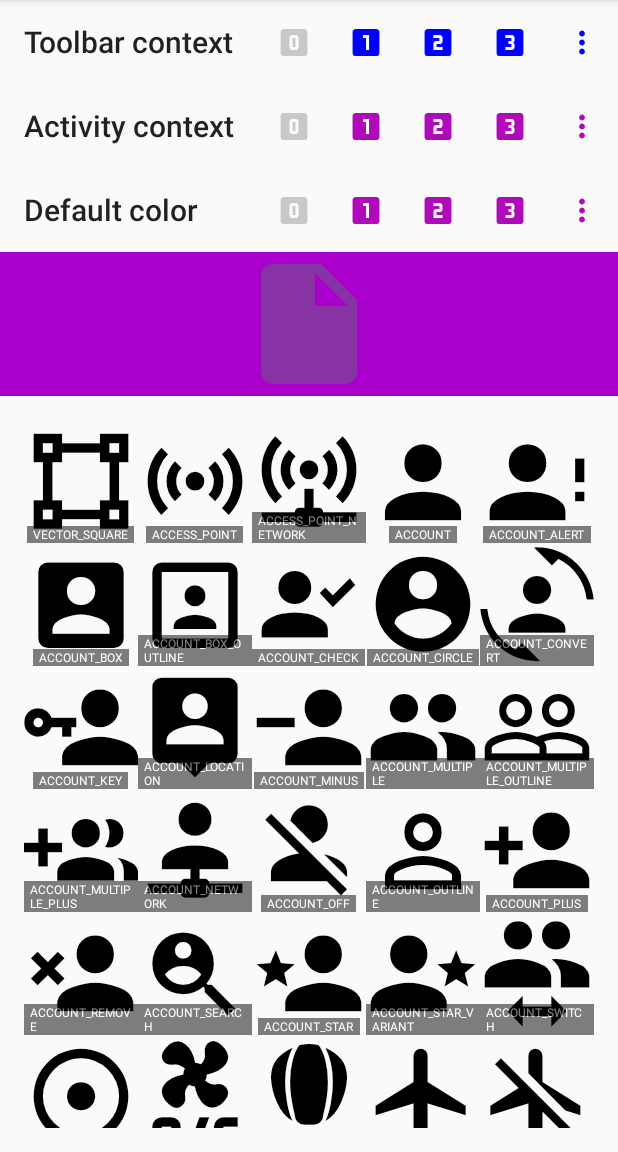
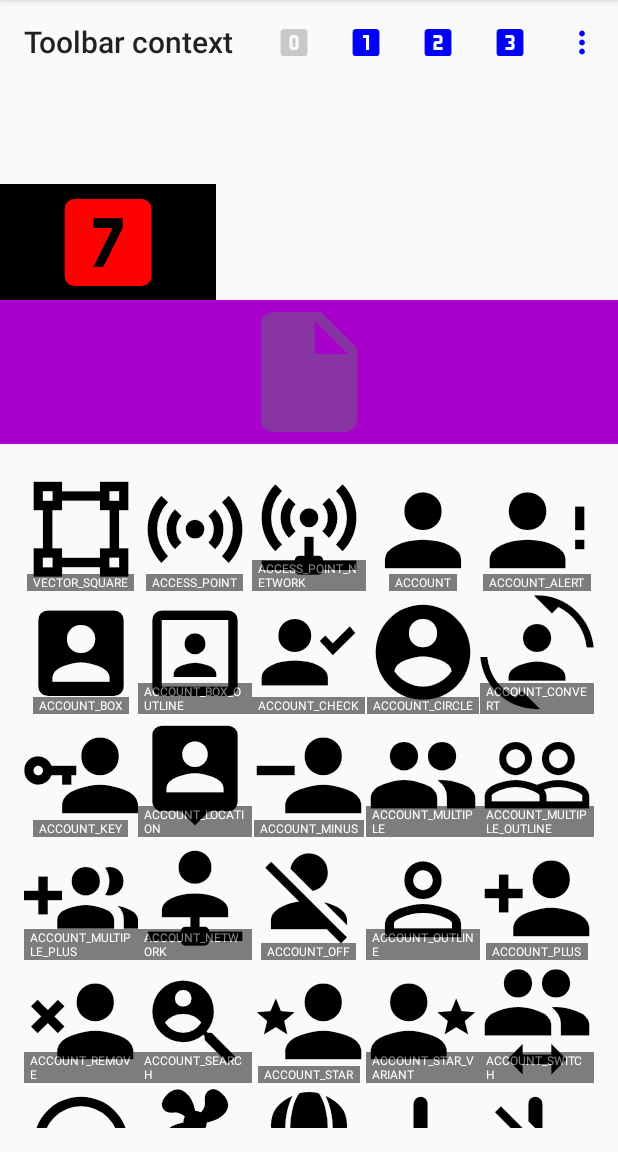
Before and after one commit to code-mc/material-icon-lib, an Android app: the screen it shows after launch (MainActivity), on a phone screen of 412 x 824 dp, the part 84-1236 px from its top. Run offline under Robolectric (Android 15) with nearby library versions, the phone set to English and light mode, and no system bars; our stand-ins replace CircleImageView.

Commit message:
#34 fixed setBounds not working

```diff
--- a/app/src/main/java/net/steamcrafted/materialiconview/MainActivity.java
+++ b/app/src/main/java/net/steamcrafted/materialiconview/MainActivity.java
@@ -36,14 +36,6 @@ public class MainActivity extends AppCompatActivity {
         final Toolbar toolbar1 = (Toolbar) findViewById(R.id.toolbar_1);
         MaterialMenuInflater.with(toolbar1.getContext(), new SupportMenuInflater(toolbar1.getContext()))
                 .inflate(R.menu.menu_nocolor, toolbar1.getMenu());
-
-        Toolbar toolbar2 = (Toolbar) findViewById(R.id.toolbar_2);
-        MaterialMenuInflater.with(this)
-                .inflate(R.menu.menu_nocolor, toolbar2.getMenu());
-
-        Toolbar toolbar3 = (Toolbar) findViewById(R.id.toolbar_3);
-        MaterialMenuInflater.with(this)
-                .inflate(R.menu.menu_nocolor, toolbar3.getMenu());
 
 
         // Activity Theme materialIconColor attribute (lowest priority default color)
--- /dev/null
+++ b/app/src/main/java/net/steamcrafted/materialiconview/SetBoundsTest.java
@@ -0,0 +1,62 @@
+package net.steamcrafted.materialiconview;
+
+import android.content.Context;
+import android.content.res.TypedArray;
+import android.graphics.Canvas;
+import android.graphics.Color;
+import android.graphics.Paint;
+import android.graphics.Rect;
+import android.graphics.drawable.Drawable;
+import android.text.TextPaint;
+import android.util.AttributeSet;
+import android.view.View;
+
+import net.steamcrafted.materialiconlib.MaterialDrawableBuilder;
+
+/**
+ * TODO: document your custom view class.
+ */
+public class SetBoundsTest extends View {
+
+    private Drawable mDrawable;
+    private Drawable mDrawable2;
+
+    public SetBoundsTest(Context context) {
+        super(context);
+        init(null, 0);
+    }
+
+    public SetBoundsTest(Context context, AttributeSet attrs) {
+        super(context, attrs);
+        init(attrs, 0);
+    }
+
+    public SetBoundsTest(Context context, AttributeSet attrs, int defStyle) {
+        super(context, attrs, defStyle);
+        init(attrs, defStyle);
+    }
+
+    private void init(final AttributeSet attrs, final int defStyle) {
+        mDrawable = MaterialDrawableBuilder.with(getContext())
+                    .setIcon(MaterialDrawableBuilder.IconValue.NUMERIC_7_BOX)
+                    .setColor(Color.RED)
+                    .setSizeDp(1)
+                .build();
+
+        mDrawable2 = getResources().getDrawable(R.mipmap.ic_launcher);
+    }
+
+    @Override
+    protected void onDraw(Canvas canvas) {
+        super.onDraw(canvas);
+
+        Paint p = new Paint();
+        p.setColor(Color.BLACK);
+
+        Rect bounds = new Rect(0, 100, getMeasuredHeight(), getMeasuredHeight());
+
+        canvas.drawRect(bounds, p);
+        mDrawable.setBounds(bounds);
+        mDrawable.draw(canvas);
+    }
+}
--- a/app/src/main/res/layout/activity_main.xml
+++ b/app/src/main/res/layout/activity_main.xml
@@ -86,19 +86,9 @@
         app:title="Toolbar context"
         app:theme="@style/ToolbarTheme" />
 
-    <android.support.v7.widget.Toolbar
+    <net.steamcrafted.materialiconview.SetBoundsTest
         android:layout_width="match_parent"
-        android:layout_height="?actionBarSize"
-        android:id="@+id/toolbar_2"
-        app:title="Activity context"
-        app:theme="@style/ToolbarTheme" />
-
-    <android.support.v7.widget.Toolbar
-        android:layout_width="match_parent"
-        android:layout_height="?actionBarSize"
-        android:id="@+id/toolbar_3"
-        app:title="Default color"
-        app:theme="@style/ToolbarTheme" />
+        android:layout_height="144dp" />
 
     <net.steamcrafted.materialiconlib.MaterialIconView
         android:layout_width="match_parent"
--- a/materialiconlib/build.gradle
+++ b/materialiconlib/build.gradle
@@ -4,7 +4,7 @@ apply plugin: 'com.android.library'
 ext {
     PUBLISH_GROUP_ID = 'net.steamcrafted'
     PUBLISH_ARTIFACT_ID = 'materialiconlib'
-    PUBLISH_VERSION = '1.1.2'
+    PUBLISH_VERSION = '1.1.3'
 }
 
 android {
--- a/materialiconlib/src/main/java/net/steamcrafted/materialiconlib/MaterialDrawableBuilder.java
+++ b/materialiconlib/src/main/java/net/steamcrafted/materialiconlib/MaterialDrawableBuilder.java
@@ -254,12 +254,17 @@ public class MaterialDrawableBuilder {
         private final Rect mCachedRect = new Rect();
         @Override
         public void draw(Canvas canvas) {
-            paint.setTextSize(getBounds().height());
+            // Center drawable within available bounds
+            int boundsWidth = getBounds().width();
+            int boundsHeight = getBounds().height();
+            int dimen = Math.min(boundsWidth, boundsHeight);
+
+            paint.setTextSize(dimen);
             String textValue = MaterialIconUtils.getIconString(icon.ordinal());
             paint.getTextBounds(textValue, 0, 1, mCachedRect);
-            float textBottom = (getBounds().height() - mCachedRect.height()) / 2f + mCachedRect.height() - mCachedRect.bottom;
+            float textBottom = getBounds().top + (boundsHeight - mCachedRect.height()) / 2f + mCachedRect.height() - mCachedRect.bottom;
 
-            canvas.drawText(textValue, getBounds().width() / 2f, textBottom, paint);
+            canvas.drawText(textValue, getBounds().left + boundsWidth / 2f, textBottom, paint);
         }
 
         @Override
```
Also changed, not shown: app/src/main/res/layout/example.xml (+0 -29 lines), 3 other files.
